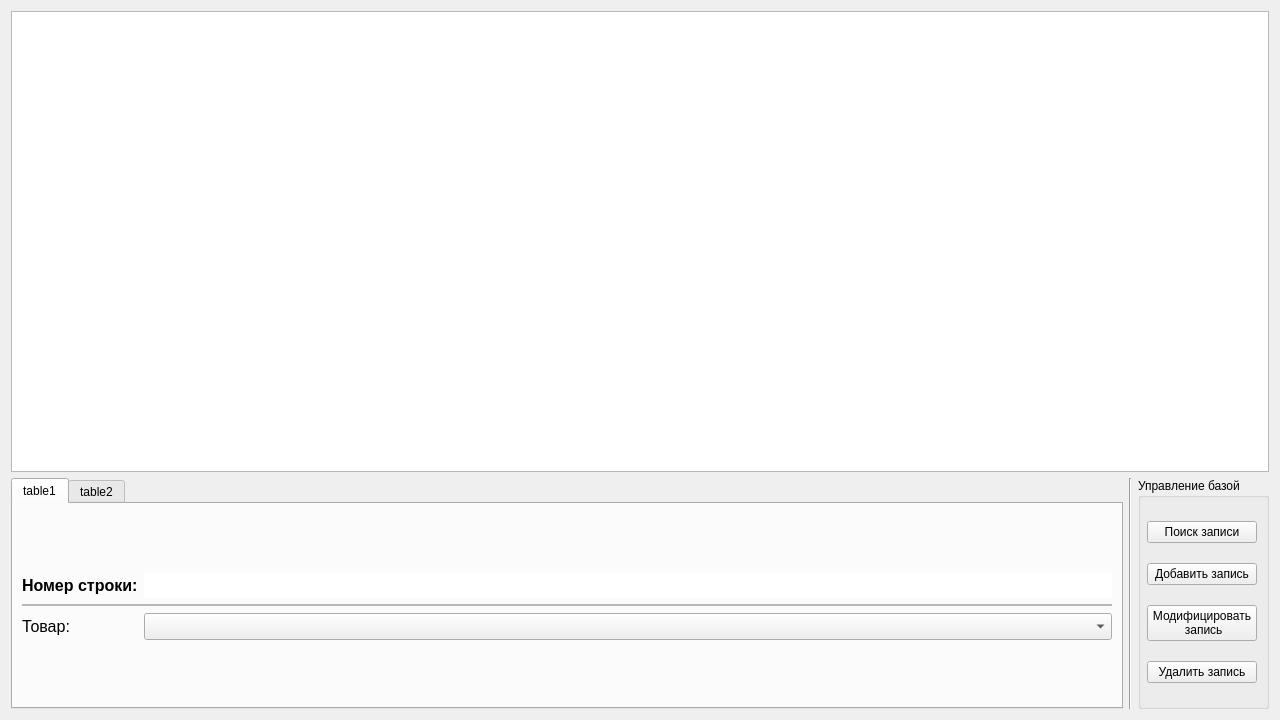
The window that 3 course/postgres_coursework/Views/BuyerForm.ui (Manerton/labs-se) describes before a commit, drawn with Qt 5.
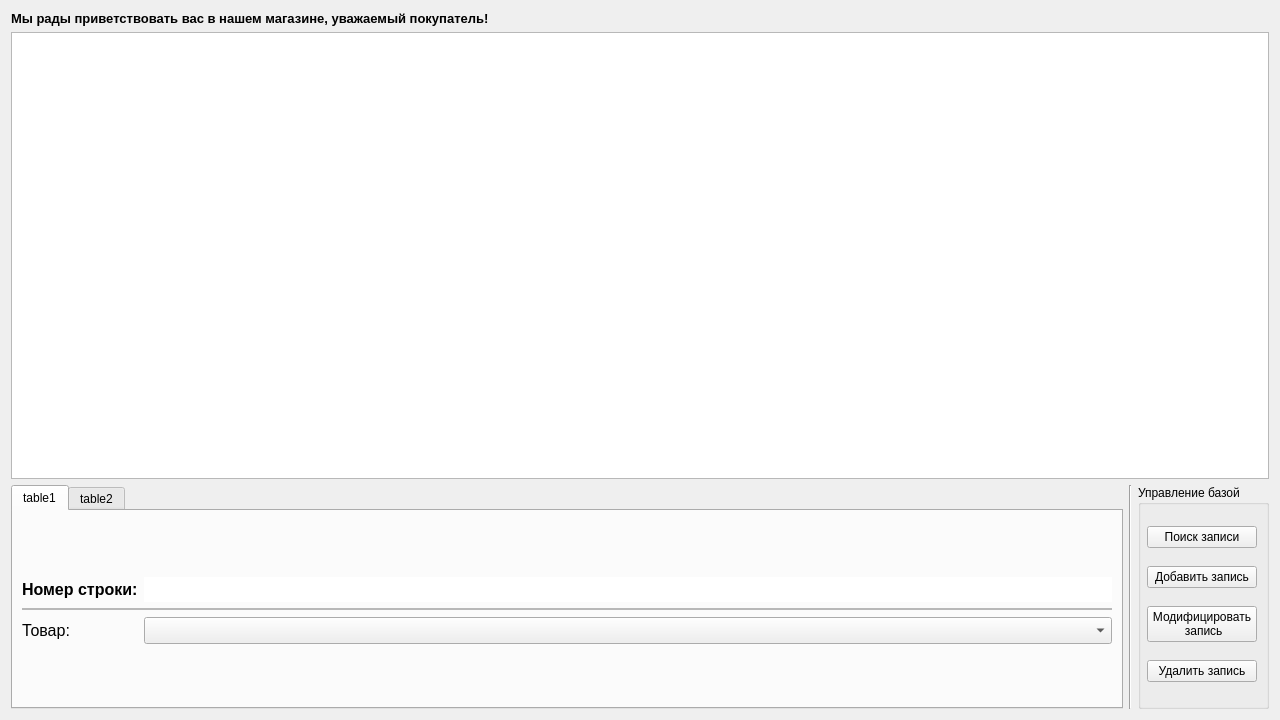
The same window after the commit.

```diff
--- a/3 course/postgres_coursework/Views/BuyerForm.ui
+++ b/3 course/postgres_coursework/Views/BuyerForm.ui
@@ -13,8 +13,18 @@
   <property name="windowTitle">
    <string>Form</string>
   </property>
-  <layout class="QGridLayout" name="gridLayout_3" rowstretch="2,1">
-   <item row="0" column="0" colspan="3">
+  <layout class="QGridLayout" name="gridLayout_3" rowstretch="0,2,1">
+   <item row="2" column="1">
+    <widget class="Line" name="line">
+     <property name="frameShadow">
+      <enum>QFrame::Sunken</enum>
+     </property>
+     <property name="orientation">
+      <enum>Qt::Vertical</enum>
+     </property>
+    </widget>
+   </item>
+   <item row="1" column="0" colspan="3">
     <widget class="QTableView" name="tableView">
      <property name="font">
       <font>
@@ -81,7 +91,7 @@
      </attribute>
     </widget>
    </item>
-   <item row="1" column="0">
+   <item row="2" column="0">
     <widget class="QTabWidget" name="tabWidget">
      <property name="currentIndex">
       <number>0</number>
@@ -205,17 +215,7 @@
      </widget>
     </widget>
    </item>
-   <item row="1" column="1">
-    <widget class="Line" name="line">
-     <property name="frameShadow">
-      <enum>QFrame::Sunken</enum>
-     </property>
-     <property name="orientation">
-      <enum>Qt::Vertical</enum>
-     </property>
-    </widget>
-   </item>
-   <item row="1" column="2">
+   <item row="2" column="2">
     <widget class="QGroupBox" name="buttons">
      <property name="title">
       <string>Управление базой</string>
@@ -262,6 +262,21 @@
      </layout>
     </widget>
    </item>
+   <item row="0" column="0">
+    <widget class="QLabel" name="label">
+     <property name="font">
+      <font>
+       <pointsize>10</pointsize>
+       <weight>75</weight>
+       <bold>true</bold>
+       <underline>false</underline>
+      </font>
+     </property>
+     <property name="text">
+      <string>Мы рады приветствовать вас в нашем магазине, уважаемый покупатель!</string>
+     </property>
+    </widget>
+   </item>
   </layout>
  </widget>
  <resources/>
```
